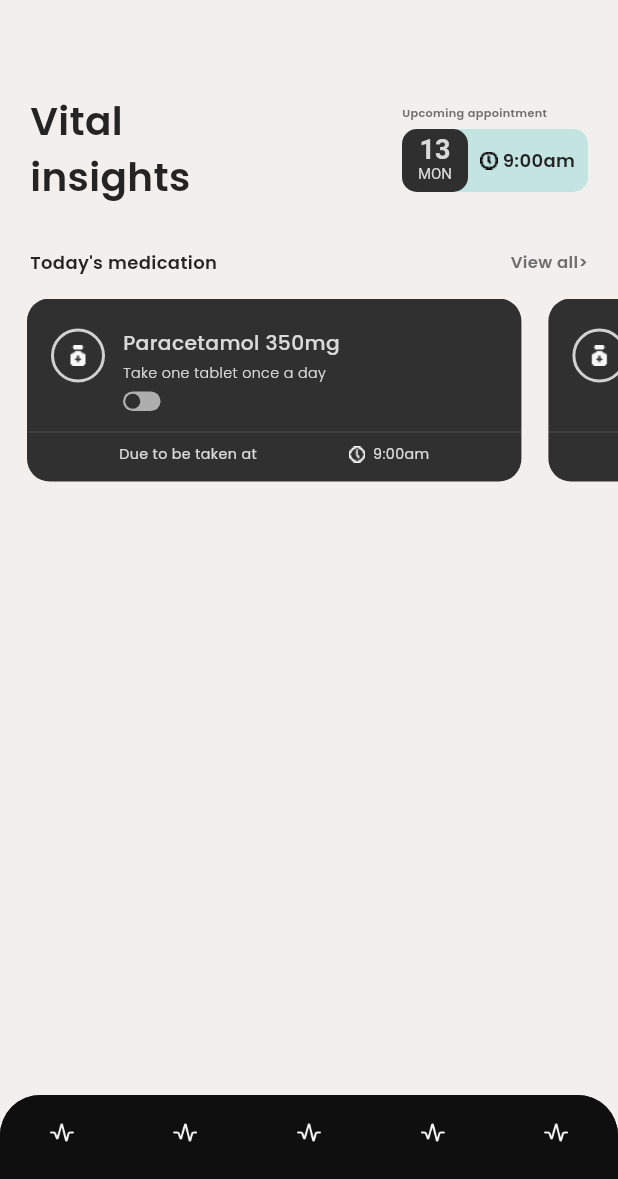
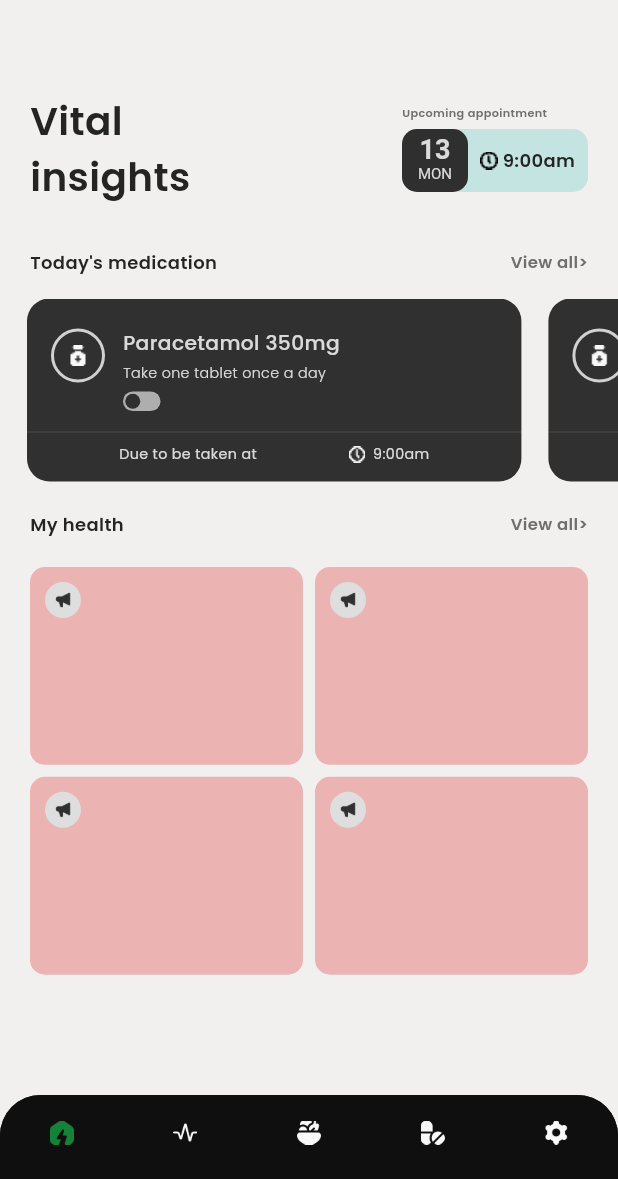
Before and after one commit to om13rajpal/diacare360, a Flutter app: the screen it shows after launch, on a phone screen of 412 x 824 dp, the part 57-1236 px from its top. Run offline on Flutter 3.47's test engine with Material 3 defaults, Android fonts, the light colour scheme and no system bars; drawn by our look-alikes of flutter_switch.

Commit message:
made the grid component and updated the navbar icons

```diff
--- a/lib/pages/dashboard.dart
+++ b/lib/pages/dashboard.dart
@@ -12,7 +12,10 @@ class DashBoard extends StatelessWidget {
       bottomNavigationBar: Container(
         decoration: BoxDecoration(
           color: Color(0xff0F0F0F),
-          borderRadius: BorderRadius.only(topLeft: Radius.circular(27), topRight: Radius.circular(27)),
+          borderRadius: BorderRadius.only(
+            topLeft: Radius.circular(27),
+            topRight: Radius.circular(27),
+          ),
         ),
         child: ClipRRect(
           borderRadius: BorderRadius.only(
@@ -26,38 +29,23 @@ class DashBoard extends StatelessWidget {
             showUnselectedLabels: false,
             items: [
               BottomNavigationBarItem(
-                icon: Image.asset(
-                  'assets/icons/navbar/health.png',
-                  width: 16,
-                ),
+                icon: Image.asset('assets/icons/navbar/home_selected.png', width: 16),
                 label: '',
               ),
               BottomNavigationBarItem(
-                icon: Image.asset(
-                  'assets/icons/navbar/health.png',
-                  width: 16,
-                ),
+                icon: Image.asset('assets/icons/navbar/health.png', width: 16),
                 label: '',
               ),
               BottomNavigationBarItem(
-                icon: Image.asset(
-                  'assets/icons/navbar/health.png',
-                  width: 16,
-                ),
+                icon: Image.asset('assets/icons/navbar/diet.png', width: 16),
                 label: '',
               ),
               BottomNavigationBarItem(
-                icon: Image.asset(
-                  'assets/icons/navbar/health.png',
-                  width: 16,
-                ),
+                icon: Image.asset('assets/icons/navbar/medicine.png', width: 16),
                 label: '',
               ),
               BottomNavigationBarItem(
-                icon: Image.asset(
-                  'assets/icons/navbar/health.png',
-                  width: 16,
-                ),
+                icon: Image.asset('assets/icons/navbar/settings.png', width: 16),
                 label: '',
               ),
             ],
@@ -188,6 +176,48 @@ class DashBoard extends StatelessWidget {
                 ],
               ),
             ),
+            SliverToBoxAdapter(
+              child: Padding(
+                padding: const EdgeInsets.symmetric(vertical: 20),
+                child: NewSegment(title: 'My health'),
+              ),
+            ),
+            SliverPadding(
+              padding: EdgeInsets.only(left: 20, right: 20, bottom: 20),
+              sliver: SliverGrid(
+                delegate: SliverChildBuilderDelegate((context, index) {
+                  return Container(
+                    alignment: Alignment.center,
+                    decoration: BoxDecoration(
+                      color: Color(0xFFECB3B3),
+                      borderRadius: BorderRadius.circular(10),
+                    ),
+                    child: Stack(
+                      children: [
+                        Positioned(
+                          top: 10,
+                          left: 10,
+                          child: CircleAvatar(
+                            backgroundColor: Color(0xffDEDEDE),
+                            radius: 12,
+                            child: Image.asset(
+                              'assets/icons/announcement.png',
+                              width: 12,
+                            ),
+                          ),
+                        ),
+                      ],
+                    ),
+                  );
+                }, childCount: 4),
+                gridDelegate: SliverGridDelegateWithFixedCrossAxisCount(
+                  crossAxisCount: 2,
+                  crossAxisSpacing: 8,
+                  mainAxisSpacing: 8,
+                  childAspectRatio: 1.38,
+                ),
+              ),
+            ),
           ],
         ),
       ),
```
Also changed, not shown: assets/icons/navbar/diet.png (added), assets/icons/navbar/home.png (added), assets/icons/navbar/home_selected.png (added), assets/icons/navbar/medicine.png (added), assets/icons/navbar/settings.png (added).
